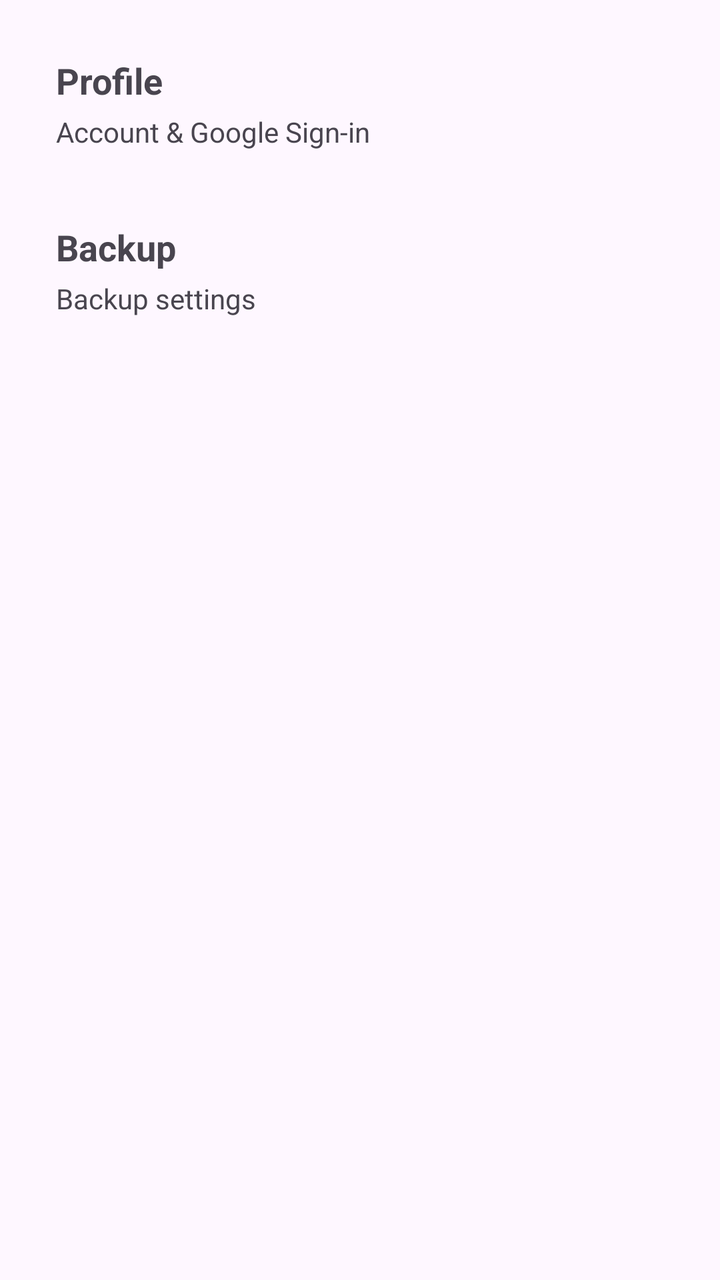
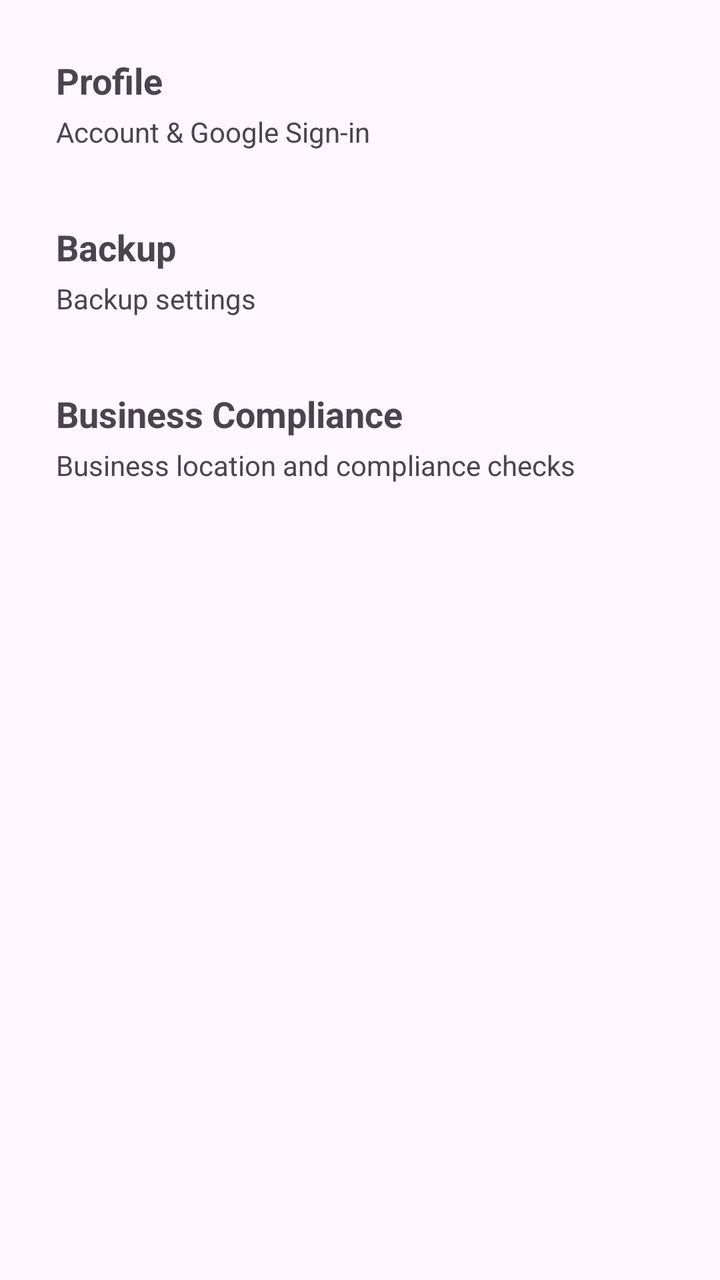

Screens rendered from an Android XML layout before and after an edit, with the pre-edit source and the edit as a unified diff.
<!-- AndroidManifest.xml: application theme Theme.Store -->
<!-- res/layout/activity_settings.xml -->
<?xml version="1.0" encoding="utf-8"?>
<LinearLayout xmlns:android="http://schemas.android.com/apk/res/android"
    android:layout_width="match_parent"
    android:layout_height="match_parent"
    android:orientation="vertical"
    android:padding="16dp">

    <LinearLayout
        android:id="@+id/profile_item"
        android:layout_width="match_parent"
        android:layout_height="wrap_content"
        android:orientation="vertical"
        android:padding="12dp"
        android:background="?android:attr/selectableItemBackground"
        android:clickable="true"
        android:focusable="true">

        <TextView
            android:layout_width="match_parent"
            android:layout_height="wrap_content"
            android:text="Profile"
            android:textSize="18sp"
            android:textStyle="bold" />

        <TextView
            android:layout_width="match_parent"
            android:layout_height="wrap_content"
            android:text="Account &amp; Google Sign-in"
            android:textSize="14sp"
            android:layout_marginTop="4dp" />
    </LinearLayout>

    <View
        android:layout_width="match_parent"
        android:layout_height="12dp" />

    <LinearLayout
        android:id="@+id/backup_item"
        android:layout_width="match_parent"
        android:layout_height="wrap_content"
        android:orientation="vertical"
        android:padding="12dp"
        android:background="?android:attr/selectableItemBackground"
        android:clickable="true"
        android:focusable="true">

        <TextView
            android:layout_width="match_parent"
            android:layout_height="wrap_content"
            android:text="Backup"
            android:textSize="18sp"
            android:textStyle="bold" />

        <TextView
            android:layout_width="match_parent"
            android:layout_height="wrap_content"
            android:text="Backup settings"
            android:textSize="14sp"
            android:layout_marginTop="4dp" />
    </LinearLayout>

</LinearLayout>
<!-- resources referenced by this layout -->
<resources>
  <style name="Theme.Store" parent="Base.Theme.Store" />
  <style name="Base.Theme.Store" parent="Theme.Material3.DayNight.NoActionBar">
          
          
      </style>
</resources>

<!-- the commit's change to res/layout/activity_settings.xml (unified diff, before → after) -->
@@ -59,4 +59,33 @@
             android:layout_marginTop="4dp" />
     </LinearLayout>
 
+    <View
+        android:layout_width="match_parent"
+        android:layout_height="12dp" />
+
+    <LinearLayout
+        android:id="@+id/business_compliance_item"
+        android:layout_width="match_parent"
+        android:layout_height="wrap_content"
+        android:orientation="vertical"
+        android:padding="12dp"
+        android:background="?android:attr/selectableItemBackground"
+        android:clickable="true"
+        android:focusable="true">
+
+        <TextView
+            android:layout_width="match_parent"
+            android:layout_height="wrap_content"
+            android:text="Business Compliance"
+            android:textSize="18sp"
+            android:textStyle="bold" />
+
+        <TextView
+            android:layout_width="match_parent"
+            android:layout_height="wrap_content"
+            android:text="Business location and compliance checks"
+            android:textSize="14sp"
+            android:layout_marginTop="4dp" />
+    </LinearLayout>
+
 </LinearLayout>
